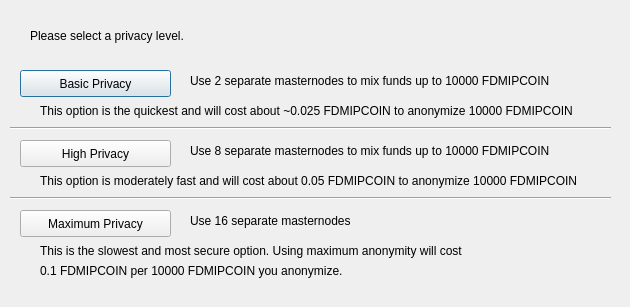
Above: src/qt/forms/obfuscationconfig.ui from magocoin/fundamental before the change. Below: the same form after it.
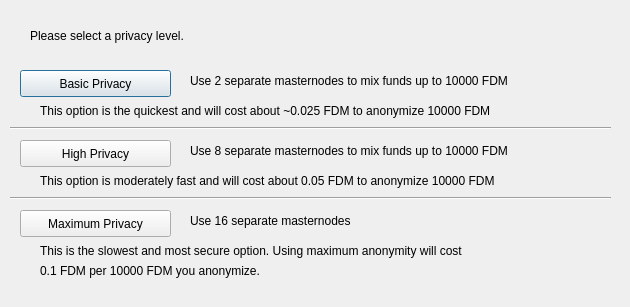
That is the form after the change.

```diff
--- a/src/qt/forms/obfuscationconfig.ui
+++ b/src/qt/forms/obfuscationconfig.ui
@@ -75,7 +75,7 @@
     </rect>
    </property>
    <property name="text">
-    <string>Use 2 separate masternodes to mix funds up to 10000 FDMIPCOIN</string>
+    <string>Use 2 separate masternodes to mix funds up to 10000 FDM</string>
    </property>
   </widget>
   <widget class="QLabel" name="label_3">
@@ -88,7 +88,7 @@
     </rect>
    </property>
    <property name="text">
-    <string>Use 8 separate masternodes to mix funds up to 10000 FDMIPCOIN</string>
+    <string>Use 8 separate masternodes to mix funds up to 10000 FDM</string>
    </property>
   </widget>
   <widget class="QLabel" name="label_4">
@@ -114,7 +114,7 @@
     </rect>
    </property>
    <property name="text">
-    <string>This option is the quickest and will cost about ~0.025 FDMIPCOIN to anonymize 10000 FDMIPCOIN</string>
+    <string>This option is the quickest and will cost about ~0.025 FDM to anonymize 10000 FDM</string>
    </property>
   </widget>
   <widget class="QLabel" name="label_7">
@@ -127,7 +127,7 @@
     </rect>
    </property>
    <property name="text">
-    <string>This option is moderately fast and will cost about 0.05 FDMIPCOIN to anonymize 10000 FDMIPCOIN</string>
+    <string>This option is moderately fast and will cost about 0.05 FDM to anonymize 10000 FDM</string>
    </property>
   </widget>
   <widget class="QLabel" name="label_8">
@@ -153,7 +153,7 @@
     </rect>
    </property>
    <property name="text">
-    <string>0.1 FDMIPCOIN per 10000 FDMIPCOIN you anonymize.</string>
+    <string>0.1 FDM per 10000 FDM you anonymize.</string>
    </property>
   </widget>
   <widget class="Line" name="line">
```
